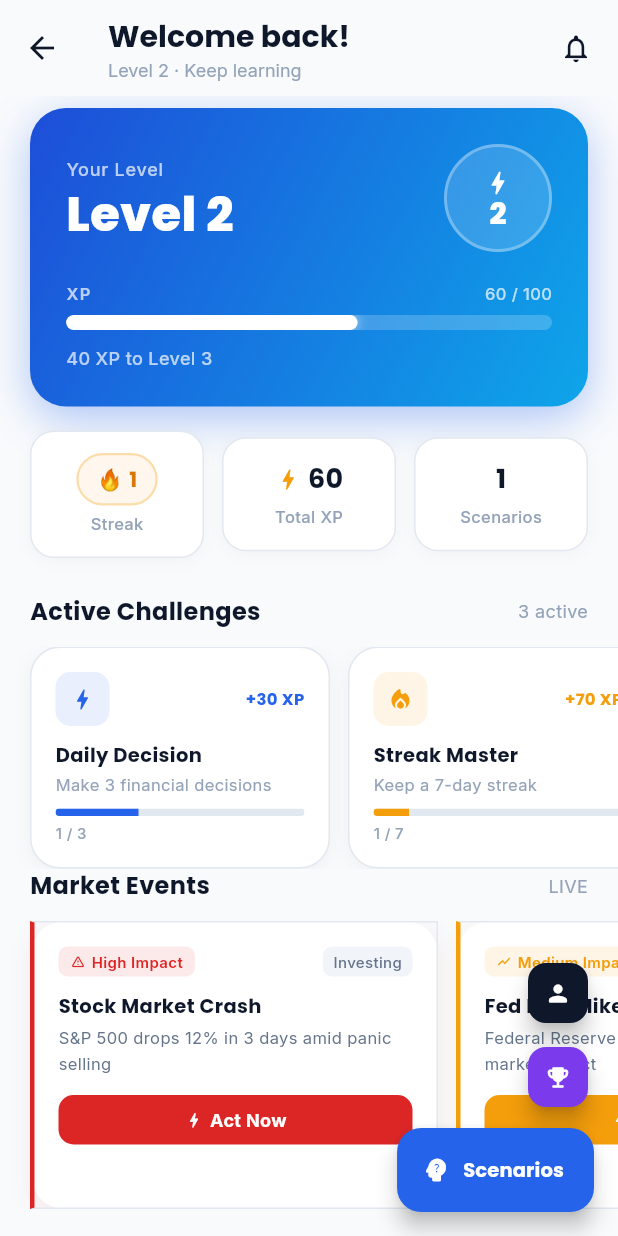
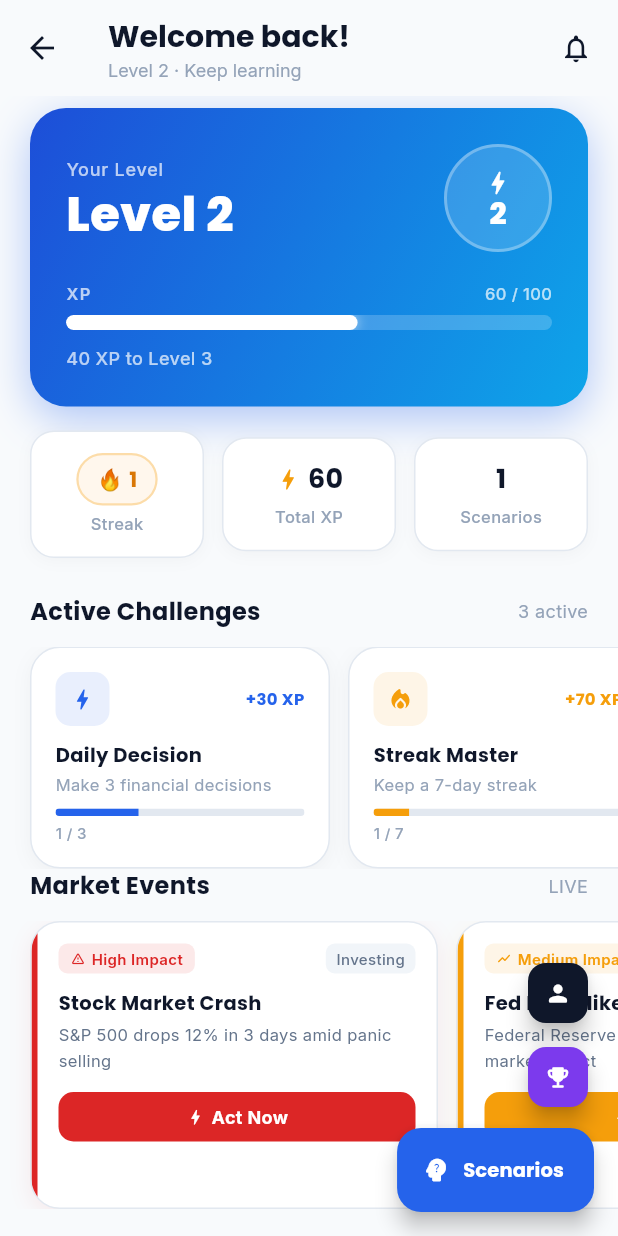
Before and after one commit to yusufsmnc/finquest-ai, a Flutter app: the DashboardScreen screen opened by its route, on a phone screen of 412 x 824 dp. Run offline on Flutter 3.47's test engine with Material 3 defaults, Android fonts, the phone set to English and light mode, and no system bars; our stand-ins replace flutter_riverpod, google_fonts, shared_preferences; accounts and stored records are empty.

Commit message:
fix: repair MarketEventCard blank rendering
Non-uniform Border (left:3px, others:1px) with borderRadius causes a
Flutter assertion that prevents card content from rendering. Replaced
with Border.all + ClipRRect wrapping a Row with a 4px accent Container
as the left bar — content now renders correctly.

Co-Authored-By: Claude Sonnet 4.6 <noreply@anthropic.com>

```diff
--- a/lib/features/market_events/presentation/widgets/market_event_card.dart
+++ b/lib/features/market_events/presentation/widgets/market_event_card.dart
@@ -48,6 +48,7 @@ class _MarketEventCardState extends State<MarketEventCard>
     final e = widget.event;
     final impact = e.impact;
     final resolved = widget.isResolved;
+    final accentColor = resolved ? const Color(0xFFE2E8F0) : impact.color;
 
     return GestureDetector(
       behavior: HitTestBehavior.opaque,
@@ -63,23 +64,10 @@ class _MarketEventCardState extends State<MarketEventCard>
             Transform.scale(scale: _scale.value, child: child),
         child: Container(
           width: 272,
-          padding: const EdgeInsets.all(16),
           decoration: BoxDecoration(
-            color: resolved
-                ? const Color(0xFFF8FAFC)
-                : Colors.white,
+            color: resolved ? const Color(0xFFF8FAFC) : Colors.white,
             borderRadius: BorderRadius.circular(20),
-            border: Border(
-              left: BorderSide(
-                color: resolved
-                    ? const Color(0xFFE2E8F0)
-                    : impact.color,
-                width: 3,
-              ),
-              top: BorderSide(color: const Color(0xFFE2E8F0)),
-              right: BorderSide(color: const Color(0xFFE2E8F0)),
-              bottom: BorderSide(color: const Color(0xFFE2E8F0)),
-            ),
+            border: Border.all(color: const Color(0xFFE2E8F0)),
             boxShadow: resolved
                 ? null
                 : [
@@ -90,14 +78,23 @@ class _MarketEventCardState extends State<MarketEventCard>
                     ),
                   ],
           ),
+          child: ClipRRect(
+            borderRadius: BorderRadius.circular(19),
+            child: Row(
+              crossAxisAlignment: CrossAxisAlignment.stretch,
+              children: [
+                Container(width: 4, color: accentColor),
+                Expanded(
+                  child: Padding(
+                    padding: const EdgeInsets.all(14),
                     child: Column(
                       crossAxisAlignment: CrossAxisAlignment.start,
                       children: [
                         Row(
                           children: [
                             Container(
-                    padding:
-                        const EdgeInsets.symmetric(horizontal: 8, vertical: 3),
+                              padding: const EdgeInsets.symmetric(
+                                  horizontal: 8, vertical: 3),
                               decoration: BoxDecoration(
                                 color: resolved
                                     ? const Color(0xFFE2E8F0)
@@ -133,8 +130,8 @@ class _MarketEventCardState extends State<MarketEventCard>
                             ),
                             const Spacer(),
                             Container(
-                    padding:
-                        const EdgeInsets.symmetric(horizontal: 7, vertical: 3),
+                              padding: const EdgeInsets.symmetric(
+                                  horizontal: 7, vertical: 3),
                               decoration: BoxDecoration(
                                 color: const Color(0xFFF1F5F9),
                                 borderRadius: BorderRadius.circular(6),
@@ -179,12 +176,11 @@ class _MarketEventCardState extends State<MarketEventCard>
                         ),
                         const SizedBox(height: 12),
                         if (!resolved)
-                SizedBox(
-                  width: double.infinity,
-                  child: GestureDetector(
+                          GestureDetector(
                             behavior: HitTestBehavior.opaque,
                             onTap: widget.onActNow,
                             child: Container(
+                              width: double.infinity,
                               padding: const EdgeInsets.symmetric(vertical: 8),
                               decoration: BoxDecoration(
                                 color: impact.color,
@@ -208,12 +204,9 @@ class _MarketEventCardState extends State<MarketEventCard>
                                 ],
                               ),
                             ),
-                  ),
                           )
                         else
-                const SizedBox(
-                  width: double.infinity,
-                  child: Row(
+                          const Row(
                             mainAxisAlignment: MainAxisAlignment.center,
                             children: [
                               Icon(Icons.check_rounded,
@@ -229,8 +222,12 @@ class _MarketEventCardState extends State<MarketEventCard>
                               ),
                             ],
                           ),
+                      ],
+                    ),
+                  ),
                 ),
               ],
+            ),
           ),
         ),
       ),
```
Lines whose indentation alone changed are shown as unchanged.
